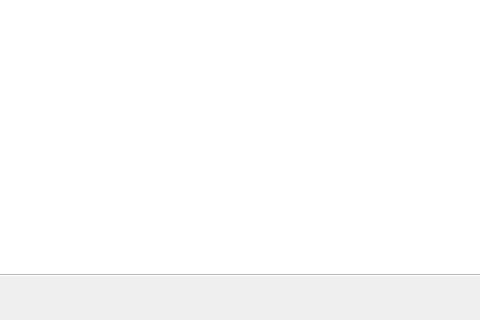
Above: standastigwizard.ui from githubdoe/DFTFringe before the change; both pictures show x 0 to 480 and y 280 to 600 of the 700 by 600 pixel window. Below: the same form after it.
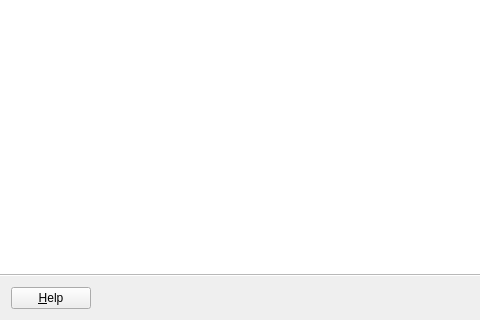
That is the form after the change.

The edit to the form file:
```diff
--- a/standastigwizard.ui
+++ b/standastigwizard.ui
@@ -11,7 +11,7 @@
    </rect>
   </property>
   <property name="sizePolicy">
-   <sizepolicy hsizetype="Ignored" vsizetype="Ignored">
+   <sizepolicy hsizetype="Preferred" vsizetype="Preferred">
     <horstretch>0</horstretch>
     <verstretch>0</verstretch>
    </sizepolicy>
@@ -31,6 +31,9 @@
   <property name="wizardStyle">
    <enum>QWizard::ModernStyle</enum>
   </property>
+  <property name="options">
+   <set>QWizard::HaveHelpButton</set>
+  </property>
  </widget>
  <resources/>
  <connections/>
```
